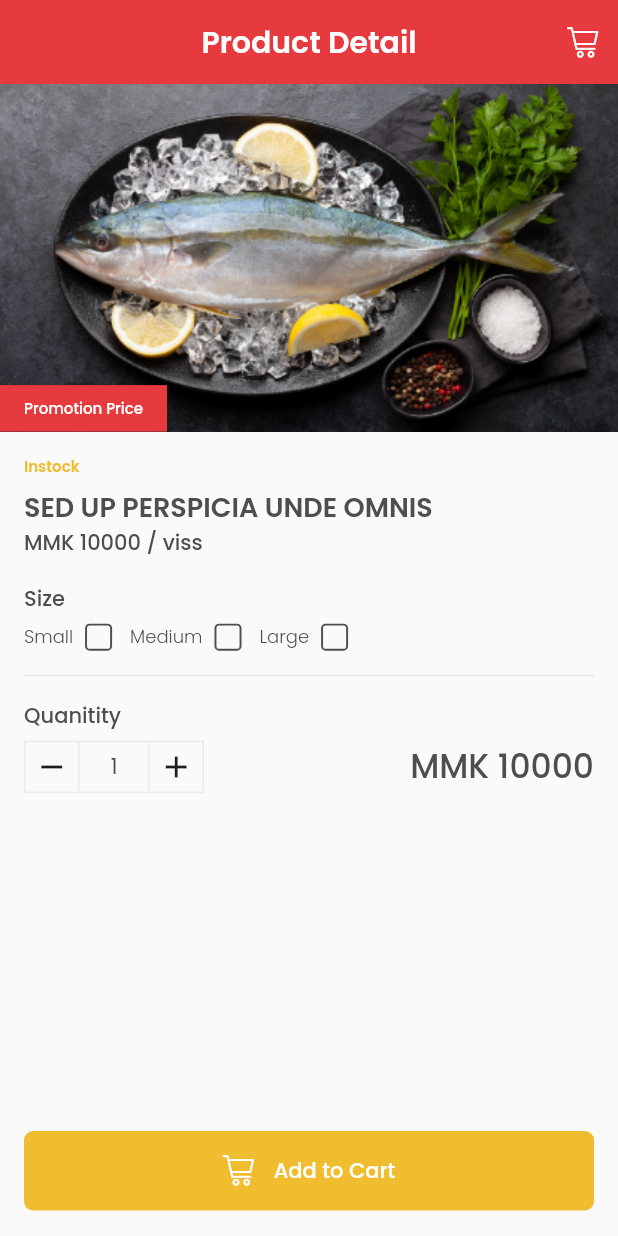
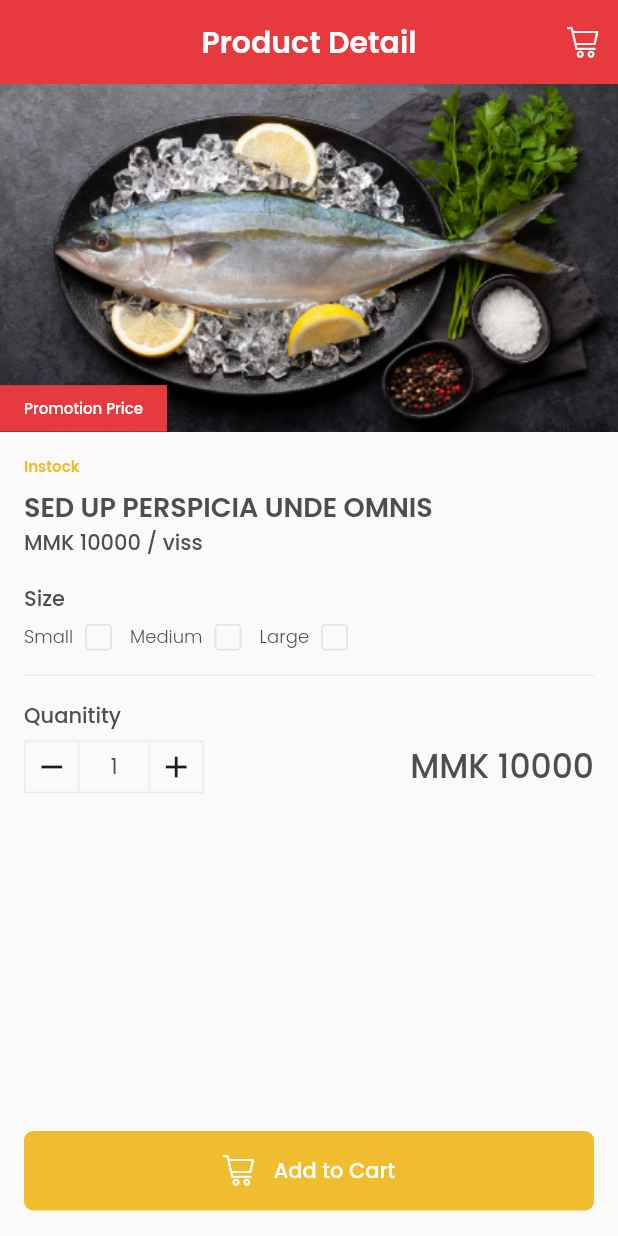
Before and after one commit to eidolex/san_pya, a Flutter app: the screen it shows after launch, on a phone screen of 412 x 824 dp. Run offline on Flutter 3.47's test engine with Material 2 defaults, Android fonts, the phone set to English and light mode, and no system bars.

Commit message:
fix incorrect border color

```diff
--- a/lib/widgets/custom_checkbox.dart
+++ b/lib/widgets/custom_checkbox.dart
@@ -54,7 +54,7 @@ class _CustomCheckboxState extends State<CustomCheckbox> {
                 borderRadius: BorderRadius.circular(3),
                 border: Border.all(
                     width: 1.3,
-                    color: _isSelected ? color : TextColors.bodyText)),
+                    color: _isSelected ? color : InputBorderColors.textInput)),
             width: size,
             height: size,
             child: _isSelected
```
